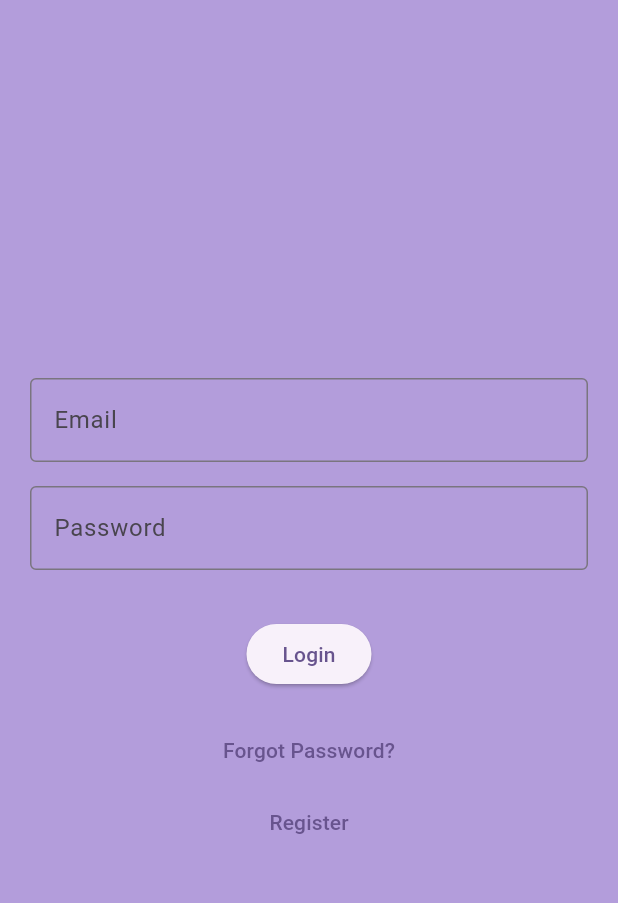
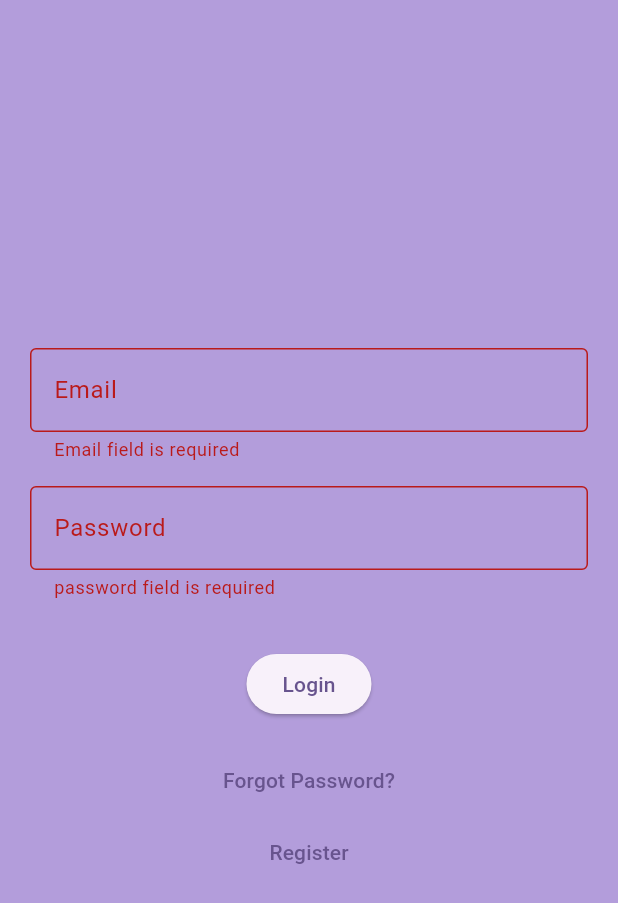
Before and after one commit to oluwadamme/Expense-Tracker, a Flutter app: the screen it shows after launch, after a tap on "Login", on a phone screen of 412 x 824 dp. Shown: the top 903 px of the screen. Run offline on Flutter 3.47's test engine with Material 3 defaults, Android fonts, the phone set to English and light mode, and no system bars; our stand-ins replace fl_chart, flutter_bloc, flutter_dotenv, flutter_slidable, fluttertoast, go_router and 3 more; accounts and stored records are empty.

Commit message:
update login UI  and add authentication

```diff
--- a/lib/src/screens/login_page.dart
+++ b/lib/src/screens/login_page.dart
@@ -1,5 +1,10 @@
+import 'package:expense_tracker/src/model/supabase_auth_state.dart';
+import 'package:expense_tracker/src/screens/home_page.dart';
 import 'package:expense_tracker/src/screens/signup_page.dart';
+import 'package:expense_tracker/src/service/supabase_service.dart';
 import 'package:flutter/material.dart';
+import 'package:flutter_bloc/flutter_bloc.dart';
+import 'package:fluttertoast/fluttertoast.dart';
 import 'package:go_router/go_router.dart';
 
 class LoginPage extends StatefulWidget {
@@ -12,38 +17,92 @@ class LoginPage extends StatefulWidget {
 class _LoginPageState extends State<LoginPage> {
   final TextEditingController emailController = TextEditingController();
   final TextEditingController passwordController = TextEditingController();
+  Future<void> signin() async {
+    final bloc = BlocProvider.of<SupabaseAuthService>(context);
+    await bloc.signIn(
+      email: emailController.text.trim(),
+      password: passwordController.text.trim(),
+    );
+  }
 
+  final formKey = GlobalKey<FormState>();
   @override
   Widget build(BuildContext context) {
     return Scaffold(
       backgroundColor: Colors.deepPurple.shade200,
-      body: Padding(
+      body: BlocConsumer<SupabaseAuthService, SupabaseAuthState>(
+        listener: (context, state) {
+          if (state.data != null) {
+            context.go(HomePage.routeName);
+            return;
+          }
+          if (state.error != null) {
+            Fluttertoast.showToast(
+              msg: state.error.toString(),
+              toastLength: Toast.LENGTH_LONG,
+              gravity: ToastGravity.TOP,
+              timeInSecForIosWeb: 1,
+              backgroundColor: Colors.red,
+              textColor: Colors.white,
+              fontSize: 16.0,
+            );
+            return;
+          }
+        },
+        builder: (context, state) {
+          return Padding(
             padding: const EdgeInsets.all(20.0),
+            child: Form(
+              key: formKey,
               child: Column(
                 mainAxisAlignment: MainAxisAlignment.center,
                 children: [
-            TextField(
+                  TextFormField(
                     controller: emailController,
                     decoration: const InputDecoration(
                       labelText: 'Email',
                       border: OutlineInputBorder(),
                     ),
+                    onChanged: (value) => setState(() {}),
+                    validator: (value) {
+                      if (value == null || value.isEmpty) {
+                        return "Email field is required";
+                      }
+                      if (!value.contains("@")) {
+                        return "Email is invalid";
+                      }
+                      return null;
+                    },
                   ),
                   const SizedBox(height: 16.0),
-            TextField(
+                  TextFormField(
                     controller: passwordController,
                     obscureText: true,
                     decoration: const InputDecoration(
                       labelText: 'Password',
                       border: OutlineInputBorder(),
                     ),
+                    onChanged: (value) => setState(() {}),
+                    validator: (value) {
+                      if (value == null || value.isEmpty) {
+                        return "password field is required";
+                      }
+                      if (value.length < 8) {
+                        return "field must be less than 8 characters";
+                      }
+                      return null;
+                    },
                   ),
                   const SizedBox(height: 32.0),
                   ElevatedButton(
                     onPressed: () {
                       // Implement your login logic here
+                      FocusScope.of(context).unfocus();
+                      if (formKey.currentState!.validate()) {
+                        signin();
+                      }
                     },
-              child: const Text('Login'),
+                    child: state.loading ? const CircularProgressIndicator.adaptive() : const Text('Login'),
                   ),
                   const SizedBox(height: 16.0),
                   TextButton(
@@ -62,5 +121,8 @@ class _LoginPageState extends State<LoginPage> {
               ),
             ),
           );
+        },
+      ),
+    );
   }
 }
```
Also changed, not shown: lib/src/screens/signup_page.dart (+6 -3 lines), lib/src/service/supabase_service.dart (+12 -2 lines), 1 other file. Lines whose indentation alone changed are shown as unchanged.
